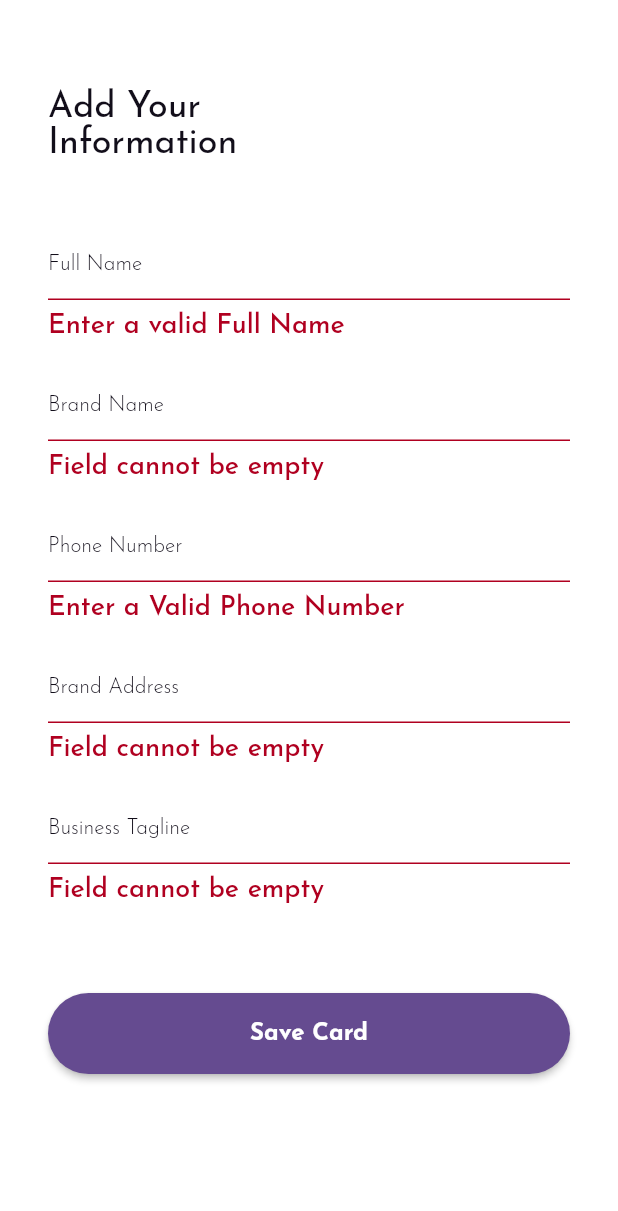
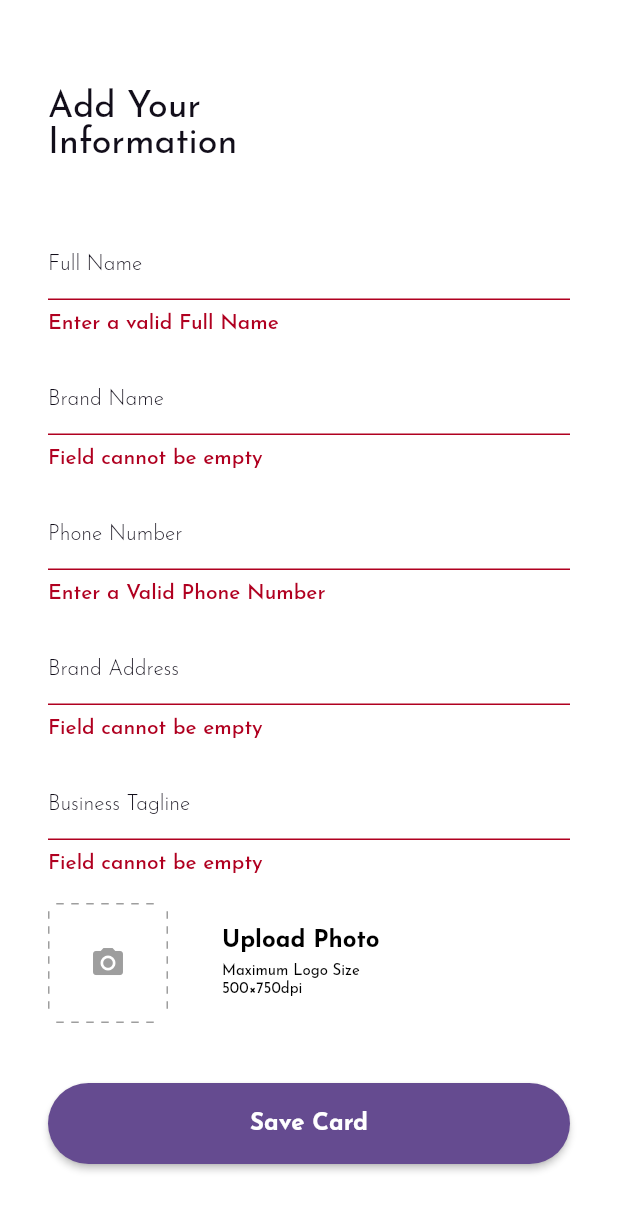
Before and after one commit to Mtconcept/impresa, a Flutter app: the AddCardInfoScreen screen opened directly, after a tap on "Save Card", on a phone screen of 412 x 824 dp. Shown: the top 1211 px of the screen. Run offline on Flutter 3.47's test engine with Material 2 defaults, Android fonts, the phone set to English and light mode, and no system bars; our stand-ins replace cloud_firestore, firebase_auth, firebase_core, flutter_svg, get, image_picker; accounts and stored records are empty.

Commit message:
Implemented Loading Screen

```diff
--- a/lib/controllers/add_card_info_controller.dart
+++ b/lib/controllers/add_card_info_controller.dart
@@ -39,7 +39,8 @@ class AddCardInfoController extends Notifier with ValidationMixin {
   File get image => _image;
 
   Future<void> getImage() async {
-    final pickedFile = await ImagePicker().getImage(source: ImageSource.camera);
+    final pickedFile =
+        await ImagePicker().getImage(source: ImageSource.gallery);
     if (pickedFile != null) {
       _image = File(pickedFile.path);
     } else {
@@ -51,16 +52,17 @@ class AddCardInfoController extends Notifier with ValidationMixin {
         snackPosition: SnackPosition.BOTTOM,
       );
     }
+    update();
   }
 
   void saveCard() async {
-    FocusNode().requestFocus();
+    Get.focusScope.unfocus();
     if (_formKey.currentState.validate()) {
       setState(NotifierState.isLoading);
 
-      // I will Save Card Here
-
-      try {} on Failure catch (f) {
+      try {
+        await Future.delayed(Duration(seconds: 5));
+      } on Failure catch (f) {
         setState(NotifierState.isIdle);
         Get.snackbar(
           'Error',
--- a/lib/controllers/login_controller.dart
+++ b/lib/controllers/login_controller.dart
@@ -40,7 +40,7 @@ class LoginController extends Notifier with ValidationMixin {
   }
 
   void loginUser() async {
-    FocusNode().requestFocus();
+    Get.focusScope.unfocus();
 
     if (_formKey.currentState.validate()) {
       setState(NotifierState.isLoading);
--- a/lib/controllers/register_controller.dart
+++ b/lib/controllers/register_controller.dart
@@ -48,7 +48,7 @@ class RegisterController extends Notifier with ValidationMixin {
   }
 
   void registerUser() async {
-    FocusNode().requestFocus();
+    Get.focusScope.unfocus();
 
     if (_formKey.currentState.validate()) {
       setState(NotifierState.isLoading);
--- a/lib/core/themes/app_theme.dart
+++ b/lib/core/themes/app_theme.dart
@@ -103,6 +103,9 @@ class AppTheme {
   static InputDecorationTheme _inputDecorationTheme(TextTheme textTheme) {
     return InputDecorationTheme(
       hintStyle: textTheme.subtitle2,
+      errorStyle: textTheme.subtitle2.copyWith(
+        color: _errorColor,
+      ),
     );
   }
 
--- a/lib/views/screens/add_card_info_screen.dart
+++ b/lib/views/screens/add_card_info_screen.dart
@@ -3,7 +3,9 @@ import 'package:get/get.dart';
 
 import '../../controllers/add_card_info_controller.dart';
 import '../../core/utils/notifier.dart';
+import '../widgets/dashed_border_container.dart';
 import '../widgets/form_header.dart';
+import '../widgets/loading_screen.dart';
 import '../widgets/white_safearea.dart';
 
 class AddCardInfoScreen extends StatelessWidget {
@@ -17,7 +19,9 @@ class AddCardInfoScreen extends StatelessWidget {
         body: SafeArea(
           child: GetBuilder<AddCardInfoController>(
             init: AddCardInfoController(),
-            builder: (controller) => Container(
+            builder: (controller) => LoadingScreen(
+              isLoading: controller.state == NotifierState.isLoading,
+              child: Container(
                 padding: EdgeInsets.symmetric(horizontal: 32.0),
                 child: SingleChildScrollView(
                   child: Column(
@@ -25,9 +29,10 @@ class AddCardInfoScreen extends StatelessWidget {
                       SizedBox(height: 60),
                       formHeader,
                       SizedBox(height: 20),
-                    formBody(controller),
+                      formBody(context, controller),
                       SizedBox(height: 40),
                     ],
+                  ),
                 ),
               ),
             ),
@@ -44,7 +49,8 @@ class AddCardInfoScreen extends StatelessWidget {
         ),
       );
 
-  Widget formBody(AddCardInfoController controller) => Form(
+  Widget formBody(BuildContext context, AddCardInfoController controller) =>
+      Form(
         key: controller.formKey,
         child: Column(
           children: [
@@ -101,7 +107,9 @@ class AddCardInfoScreen extends StatelessWidget {
                 hintText: 'Business Tagline',
               ),
             ),
-            SizedBox(height: 60),
+            SizedBox(height: 20),
+            uploadImage(context, controller),
+            SizedBox(height: 40),
             RaisedButton(
               child: controller.state == NotifierState.isIdle
                   ? Text('Save Card')
@@ -113,4 +121,56 @@ class AddCardInfoScreen extends StatelessWidget {
           ],
         ),
       );
+
+  Row uploadImage(BuildContext context, AddCardInfoController controller) =>
+      Row(
+        children: [
+          controller.image == null
+              ? GestureDetector(
+                  onTap: controller.getImage,
+                  child: DashedBorderContainer(
+                    child: Icon(
+                      Icons.camera_alt,
+                      color: Colors.grey,
+                    ),
+                  ),
+                )
+              : GestureDetector(
+                  onTap: controller.getImage,
+                  child: Container(
+                    decoration: BoxDecoration(
+                      borderRadius: BorderRadius.circular(16.0),
+                    ),
+                    child: Image.file(
+                      controller.image,
+                      width: 80.0,
+                      height: 80.0,
+                      fit: BoxFit.cover,
+                    ),
+                  ),
+                ),
+          SizedBox(width: 36.0),
+          Column(
+            crossAxisAlignment: CrossAxisAlignment.start,
+            children: [
+              Text(
+                'Upload Photo',
+                style: Theme.of(context)
+                    .textTheme
+                    .button
+                    .copyWith(color: Theme.of(context).colorScheme.onSecondary),
+              ),
+              SizedBox(height: 6.0),
+              Text(
+                'Maximum Logo Size\n500×750dpi',
+                style: TextStyle(
+                  fontSize: 10.0,
+                  height: 1.15,
+                  color: Theme.of(context).colorScheme.onSecondary,
+                ),
+              ),
+            ],
+          )
+        ],
+      );
 }
--- /dev/null
+++ b/lib/views/widgets/dashed_border_container.dart
@@ -0,0 +1,128 @@
+import 'dart:math' as math;
+
+import 'package:flutter/material.dart';
+
+class DashedBorderContainer extends StatelessWidget {
+  final Color dashColor;
+  final double strokeWidth;
+  final double gap;
+  final Widget child;
+  final double width;
+  final double height;
+
+  DashedBorderContainer({
+    this.dashColor = Colors.grey,
+    this.strokeWidth = 1.0,
+    this.gap = 5.0,
+    this.child,
+    this.width = 80,
+    this.height = 80,
+  });
+
+  @override
+  Widget build(BuildContext context) {
+    return Container(
+      width: width,
+      height: height,
+      child: Padding(
+        padding: EdgeInsets.all(strokeWidth / 2),
+        child: CustomPaint(
+          child: child,
+          painter: DashRectPainter(
+              color: dashColor, strokeWidth: strokeWidth, gap: gap),
+        ),
+      ),
+    );
+  }
+}
+
+class DashRectPainter extends CustomPainter {
+  double strokeWidth;
+  Color color;
+  double gap;
+
+  DashRectPainter({
+    this.strokeWidth,
+    this.color,
+    this.gap,
+  });
+
+  @override
+  void paint(Canvas canvas, Size size) {
+    Paint dashedPaint = Paint()
+      ..color = color
+      ..strokeWidth = strokeWidth
+      ..style = PaintingStyle.stroke;
+
+    double x = size.width;
+    double y = size.height;
+
+    Path _topPath = getDashedPath(
+      a: math.Point(0, 0),
+      b: math.Point(x, 0),
+      gap: gap,
+    );
+
+    Path _rightPath = getDashedPath(
+      a: math.Point(x, 0),
+      b: math.Point(x, y),
+      gap: gap,
+    );
+
+    Path _bottomPath = getDashedPath(
+      a: math.Point(0, y),
+      b: math.Point(x, y),
+      gap: gap,
+    );
+
+    Path _leftPath = getDashedPath(
+      a: math.Point(0, 0),
+      b: math.Point(0.001, y),
+      gap: gap,
+    );
+
+    canvas.drawPath(_topPath, dashedPaint);
+    canvas.drawPath(_rightPath, dashedPaint);
+    canvas.drawPath(_bottomPath, dashedPaint);
+    canvas.drawPath(_leftPath, dashedPaint);
+  }
+
+  Path getDashedPath({
+    @required math.Point<double> a,
+    @required math.Point<double> b,
+    @required gap,
+  }) {
+    Size size = Size(b.x - a.x, b.y - a.y);
+    Path path = Path();
+    path.moveTo(a.x, a.y);
+    bool shouldDraw = true;
+    math.Point currentPoint = math.Point(a.x, a.y);
+
+    num radians = math.atan(size.height / size.width);
+
+    num dx = math.cos(radians) * gap < 0
+        ? math.cos(radians) * gap * -1
+        : math.cos(radians) * gap;
+
+    num dy = math.sin(radians) * gap < 0
+        ? math.sin(radians) * gap * -1
+        : math.sin(radians) * gap;
+
+    while (currentPoint.x <= b.x && currentPoint.y <= b.y) {
+      shouldDraw
+          ? path.lineTo(currentPoint.x, currentPoint.y)
+          : path.moveTo(currentPoint.x, currentPoint.y);
+      shouldDraw = !shouldDraw;
+      currentPoint = math.Point(
+        currentPoint.x + dx,
+        currentPoint.y + dy,
+      );
+    }
+    return path;
+  }
+
+  @override
+  bool shouldRepaint(CustomPainter oldDelegate) {
+    return true;
+  }
+}
--- /dev/null
+++ b/lib/views/widgets/loading_screen.dart
@@ -0,0 +1,53 @@
+import 'package:flutter/material.dart';
+import 'package:flutter_svg/flutter_svg.dart';
+
+import 'white_safearea.dart';
+
+class LoadingScreen extends StatelessWidget {
+  final Widget child;
+  final bool isLoading;
+
+  const LoadingScreen({
+    @required this.child,
+    @required this.isLoading,
+  });
+
+  @override
+  Widget build(BuildContext context) {
+    return WhiteSafeArea(
+      child: Stack(
+        children: [
+          child,
+          isLoading
+              ? Container(
+                  color: Colors.white,
+                  child: Center(
+                    child: Column(
+                      mainAxisAlignment: MainAxisAlignment.center,
+                      children: [
+                        SvgPicture.asset("assets/svg/creating_card.svg"),
+                        SizedBox(height: 10.0),
+                        Text(
+                          'Creating Card',
+                          style: Theme.of(context).textTheme.headline5,
+                        ),
+                        SizedBox(height: 10.0),
+                        Text(
+                          'We are adding your detail please.\nJust chill a minutes.',
+                          style: TextStyle(
+                            fontSize: 12.0,
+                            height: 1.25,
+                            color: Theme.of(context).colorScheme.onSecondary,
+                          ),
+                          textAlign: TextAlign.center,
+                        ),
+                      ],
+                    ),
+                  ),
+                )
+              : Container()
+        ],
+      ),
+    );
+  }
+}
```
Also changed, not shown: assets/svg/creating_card.svg (added), 2 other files. Lines whose indentation alone changed are shown as unchanged.
